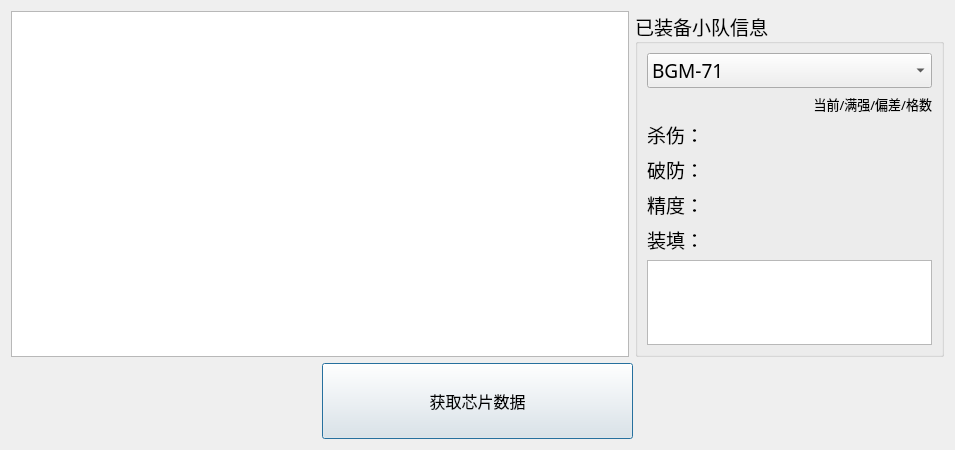
Above: ChipDataWindow/ChipDataWindow.ui from xxzl0130/CodeX before the change. Below: the same form after it.
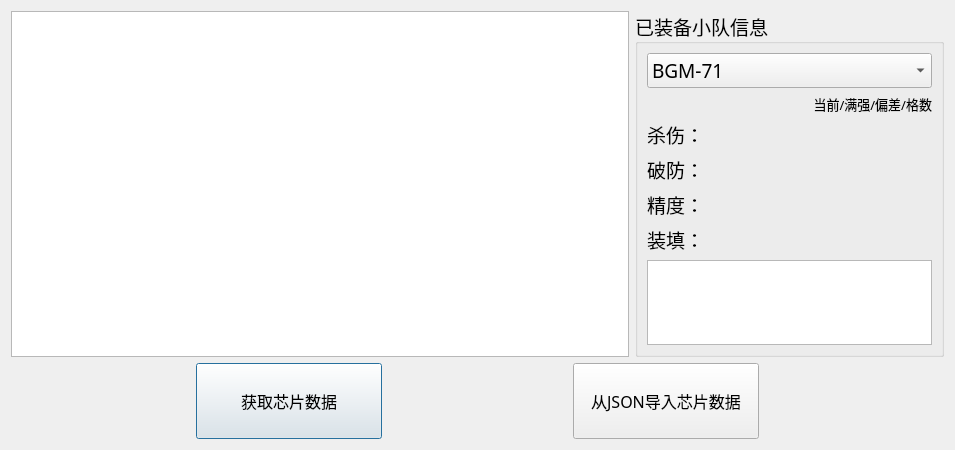
That is the form after the change.

Commit message: 完善读取网页地址，增加从json导入数据

What changed in the file:
```diff
--- a/ChipDataWindow/ChipDataWindow.ui
+++ b/ChipDataWindow/ChipDataWindow.ui
@@ -148,7 +148,7 @@
        </property>
        <property name="text">
         <string>
-获取芯片数据  
+获取芯片数据
 </string>
        </property>
       </widget>
@@ -166,6 +166,40 @@
        </property>
       </spacer>
      </item>
+     <item>
+      <widget class="QPushButton" name="importDataPushButton">
+       <property name="sizePolicy">
+        <sizepolicy hsizetype="Expanding" vsizetype="Fixed">
+         <horstretch>0</horstretch>
+         <verstretch>0</verstretch>
+        </sizepolicy>
+       </property>
+       <property name="font">
+        <font>
+         <family>等线</family>
+         <pointsize>12</pointsize>
+        </font>
+       </property>
+       <property name="text">
+        <string>
+从JSON导入芯片数据
+</string>
+       </property>
+      </widget>
+     </item>
+     <item>
+      <spacer name="horizontalSpacer_3">
+       <property name="orientation">
+        <enum>Qt::Horizontal</enum>
+       </property>
+       <property name="sizeHint" stdset="0">
+        <size>
+         <width>40</width>
+         <height>20</height>
+        </size>
+       </property>
+      </spacer>
+     </item>
     </layout>
    </item>
   </layout>
```
The commit also changes 5 other files.
